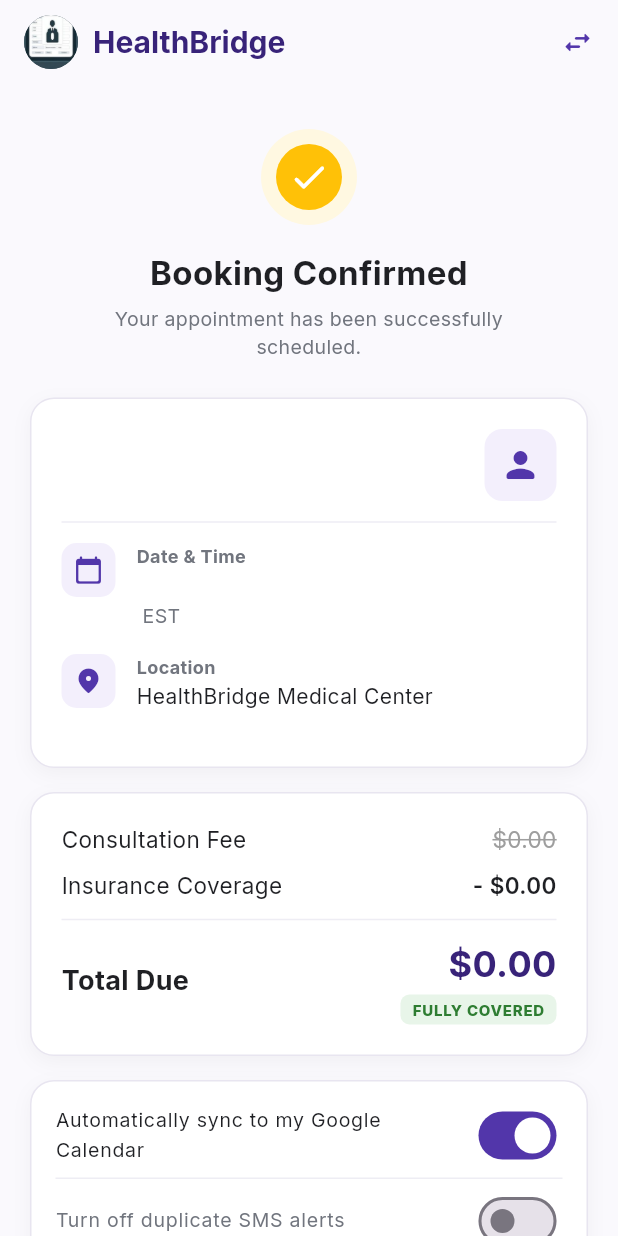
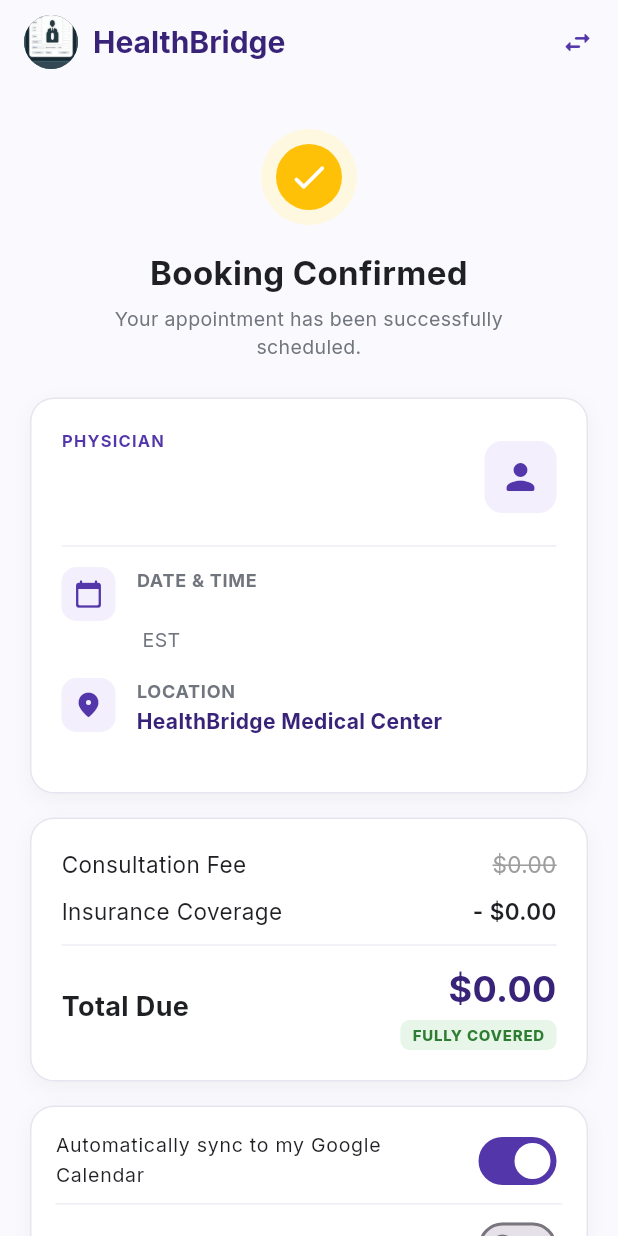
Before and after one commit to Extract001/HealthBridge, a Flutter app: the AppointmentConfirmationScreen screen opened directly with empty values, on a phone screen of 412 x 824 dp. Run offline on Flutter 3.47's test engine with Material 3 defaults, Android fonts, the phone set to English and light mode, and no system bars; our stand-ins replace flutter_map, google_fonts, latlong2.

Commit message:
changes in the project

```diff
--- a/assets/data/doctors.json
+++ b/assets/data/doctors.json
@@ -43,8 +43,8 @@
   },
   {
     "id": "doc_2",
-    "name": "Dr. Anjali Rao, MD",
-    "specialty": "Cardiology & Internal Medicine",
+    "name": "Dr. Anjali Rao",
+    "specialty": "Internal Medicine",
     "category": "Specialists",
     "statusBadge": "Accepting New Patients",
     "rating": 4.9,
@@ -57,10 +57,10 @@
     "longitude": -73.940000,
     "image": "assets/images/dr_anjali_rao.jpg",
     "bio": "Leading cardiologist specializing in preventative cardiology, heart failure management, hypertension, and lipid disorders.",
-    "expertiseTags": ["Cardiology", "Preventative Care", "Heart Health"],
+    "expertiseTags": ["Internal Medicine", "Preventative Care", "Heart Health"],
     "acceptedInsurance": ["BLUE CROSS", "AETNA GOLD", "UNITEDHEALTH"],
     "phone": "+1 (555) 234-5678",
-    "officeAddress": "123 Health Plaza, Suite 400\nMedical District, New York, NY 10001",
+    "officeAddress": "123 Wellness Way, Suite 400\nSan Francisco, CA 94103",
     "consultationFee": 240.0,
     "insuranceCoverage": 240.0,
     "recommendRate": "99%",
--- a/lib/screens/appointment_confirmation_screen.dart
+++ b/lib/screens/appointment_confirmation_screen.dart
@@ -140,14 +140,24 @@ class _AppointmentConfirmationScreenState extends State<AppointmentConfirmationS
                         child: Column(
                           crossAxisAlignment: CrossAxisAlignment.start,
                           children: [
-                            Text(
-                              doctor.name,
-                              style: AppStyles.headingSmall.copyWith(fontSize: 17),
+                            const Text(
+                              "PHYSICIAN",
+                              style: TextStyle(
+                                fontSize: 11,
+                                fontWeight: FontWeight.bold,
+                                color: AppColors.primary,
+                                letterSpacing: 0.8,
+                              ),
                             ),
                             const SizedBox(height: 4),
                             Text(
+                              doctor.name,
+                              style: AppStyles.headingSmall.copyWith(fontSize: 17, fontWeight: FontWeight.bold),
+                            ),
+                            const SizedBox(height: 2),
+                            Text(
                               doctor.specialty,
-                              style: AppStyles.bodySubtle,
+                              style: AppStyles.bodySubtle.copyWith(fontSize: 13),
                             ),
                           ],
                         ),
@@ -200,17 +210,17 @@ class _AppointmentConfirmationScreenState extends State<AppointmentConfirmationS
                           crossAxisAlignment: CrossAxisAlignment.start,
                           children: [
                             Text(
-                              "Date & Time",
-                              style: AppStyles.caption.copyWith(fontWeight: FontWeight.w700),
+                              "DATE & TIME",
+                              style: AppStyles.caption.copyWith(fontWeight: FontWeight.w700, letterSpacing: 0.5),
                             ),
                             const SizedBox(height: 2),
                             Text(
                               appointment.dateFormatted,
-                              style: AppStyles.bodyMedium.copyWith(fontWeight: FontWeight.w600),
+                              style: AppStyles.bodyMedium.copyWith(fontWeight: FontWeight.bold, fontSize: 14),
                             ),
                             Text(
                               "${appointment.timeSlot} EST",
-                              style: AppStyles.bodySubtle,
+                              style: AppStyles.bodySubtle.copyWith(fontSize: 13),
                             ),
                           ],
                         ),
@@ -238,13 +248,21 @@ class _AppointmentConfirmationScreenState extends State<AppointmentConfirmationS
                           crossAxisAlignment: CrossAxisAlignment.start,
                           children: [
                             Text(
-                              "Location",
-                              style: AppStyles.caption.copyWith(fontWeight: FontWeight.w700),
+                              "LOCATION",
+                              style: AppStyles.caption.copyWith(fontWeight: FontWeight.w700, letterSpacing: 0.5),
                             ),
                             const SizedBox(height: 2),
                             Text(
-                              "HealthBridge Medical Center\n${doctor.officeAddress}",
-                              style: AppStyles.bodyMedium.copyWith(height: 1.3),
+                              "HealthBridge Medical Center",
+                              style: AppStyles.bodyMedium.copyWith(
+                                fontWeight: FontWeight.bold,
+                                fontSize: 14,
+                                color: AppColors.primaryDark,
+                              ),
+                            ),
+                            Text(
+                              doctor.officeAddress,
+                              style: AppStyles.bodyMedium.copyWith(height: 1.3, fontSize: 13, color: AppColors.textSecondary),
                             ),
                           ],
                         ),
--- a/lib/services/appointment_service.dart
+++ b/lib/services/appointment_service.dart
@@ -1,60 +1,13 @@
 import '../models/appointment_model.dart';
-import '../models/doctor_model.dart';
 
 class AppointmentService {
   static final List<AppointmentModel> _bookedAppointments = [];
 
-  static bool _initialized = false;
-
-  static void _initDefault() {
-    if (_initialized) return;
-    _initialized = true;
-
-    // Default pre-populated appointment for initial state
-    final defaultDoctor = DoctorModel(
-      id: "doc_1",
-      name: "Dr. Amar Rao, MD",
-      specialty: "Primary Care",
-      category: "Primary Care",
-      statusBadge: "Accepting New Patients",
-      rating: 4.9,
-      reviewCount: 53,
-      distance: "1.2 km",
-      nextSlot: "Available Tuesday at 08:30 AM",
-      inNetwork: true,
-      topRated: true,
-      latitude: 40.730610,
-      longitude: -73.935242,
-      image: "assets/images/dr_amar_rao.jpg",
-      bio: "Board-certified internist specializing in holistic preventative care.",
-      expertiseTags: ["Primary Care", "15+ Yrs Exp."],
-      acceptedInsurance: ["BLUE CROSS", "AETNA GOLD"],
-      phone: "+1 (555) 123-4567",
-      officeAddress: "1221 Health Plaza, Suite 400, New York, NY 10021",
-      consultationFee: 240.0,
-      insuranceCoverage: 240.0,
-      recommendRate: "98%",
-      avgWaitTime: "Avg 8 mins",
-      availableDates: [],
-    );
-
-    _bookedAppointments.add(
-      AppointmentModel(
-        doctor: defaultDoctor,
-        dateFormatted: "TUE, OCT 24, 2026",
-        timeSlot: "08:30 AM",
-        totalDue: 0.0,
-      ),
-    );
-  }
-
   static List<AppointmentModel> getBookedAppointments() {
-    _initDefault();
     return List.unmodifiable(_bookedAppointments);
   }
 
   static void addAppointment(AppointmentModel appointment) {
-    _initDefault();
-    _bookedAppointments.insert(0, appointment); // Insert newest at top
+    _bookedAppointments.insert(0, appointment);
   }
 }
```
